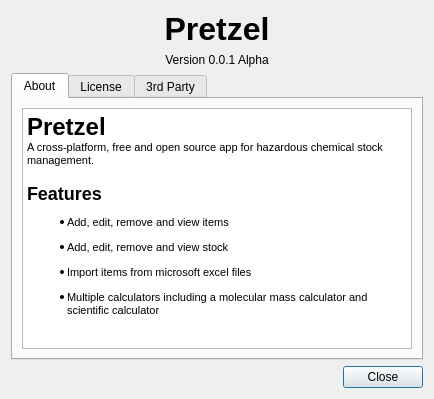
Above: src/Pretzel/ui/dialogs/aboutdialog/aboutdialog.ui from iwoithe/Pretzel before the change. Below: the same form after it.
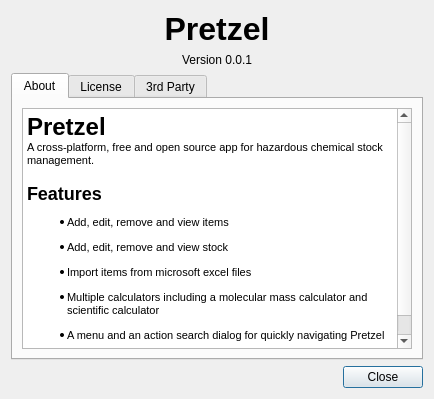
That is the form after the change.

Commit message: Update the about dialog

```diff
--- a/src/Pretzel/ui/dialogs/aboutdialog/aboutdialog.ui
+++ b/src/Pretzel/ui/dialogs/aboutdialog/aboutdialog.ui
@@ -34,7 +34,7 @@
    <item>
     <widget class="QLabel" name="version_label">
      <property name="text">
-      <string>Version 0.0.1 Alpha</string>
+      <string>Version 0.0.1</string>
      </property>
      <property name="alignment">
       <set>Qt::AlignCenter</set>
@@ -83,7 +83,8 @@
 &lt;ul style=&quot;margin-top: 0px; margin-bottom: 0px; margin-left: 0px; margin-right: 0px; -qt-list-indent: 1;&quot;&gt;&lt;li style=&quot; font-size:8pt;&quot; style=&quot; margin-top:12px; margin-bottom:12px; margin-left:0px; margin-right:0px; -qt-block-indent:0; text-indent:0px;&quot;&gt;Add, edit, remove and view items&lt;/li&gt;
 &lt;li style=&quot; font-size:8pt;&quot; style=&quot; margin-top:12px; margin-bottom:12px; margin-left:0px; margin-right:0px; -qt-block-indent:0; text-indent:0px;&quot;&gt;Add, edit, remove and view stock&lt;/li&gt;
 &lt;li style=&quot; font-size:8pt;&quot; style=&quot; margin-top:12px; margin-bottom:12px; margin-left:0px; margin-right:0px; -qt-block-indent:0; text-indent:0px;&quot;&gt;Import items from microsoft excel files&lt;/li&gt;
-&lt;li style=&quot; font-size:8pt;&quot; style=&quot; margin-top:12px; margin-bottom:12px; margin-left:0px; margin-right:0px; -qt-block-indent:0; text-indent:0px;&quot;&gt;Multiple calculators including a molecular mass calculator and scientific calculator&lt;/li&gt;&lt;/ul&gt;
+&lt;li style=&quot; font-size:8pt;&quot; style=&quot; margin-top:12px; margin-bottom:12px; margin-left:0px; margin-right:0px; -qt-block-indent:0; text-indent:0px;&quot;&gt;Multiple calculators including a molecular mass calculator and scientific calculator&lt;/li&gt;
+&lt;li style=&quot; font-size:8pt;&quot; style=&quot; margin-top:12px; margin-bottom:12px; margin-left:0px; margin-right:0px; -qt-block-indent:0; text-indent:0px;&quot;&gt;A menu and an action search dialog for quickly navigating Pretzel &lt;/li&gt;&lt;/ul&gt;
 &lt;p style=&quot;-qt-paragraph-type:empty; margin-top:12px; margin-bottom:12px; margin-left:0px; margin-right:0px; -qt-block-indent:0; text-indent:0px; font-size:8pt;&quot;&gt;&lt;br /&gt;&lt;/p&gt;&lt;/body&gt;&lt;/html&gt;</string>
          </property>
         </widget>
```
Left out of the diff: 4 changed lines with no effect on the pictures.
